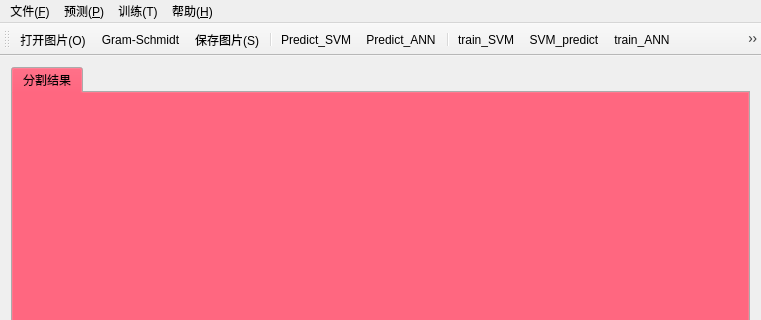
First picture: the form in mainwindow.ui, repository dszhengyu/lj, before the edit; both pictures show x 0 to 761 and y 0 to 320 of the 761 by 591 pixel window.
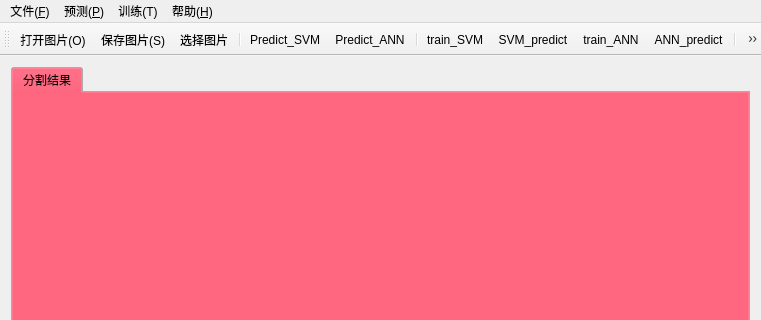
Second picture: the form after the edit. Icons and pictures are not drawn.

```diff
--- a/mainwindow.ui
+++ b/mainwindow.ui
@@ -187,8 +187,8 @@
     <bool>false</bool>
    </attribute>
    <addaction name="action"/>
-   <addaction name="actionGram_Schmidt"/>
    <addaction name="action_S"/>
+   <addaction name="action_2"/>
    <addaction name="separator"/>
    <addaction name="actionPredict_SVM"/>
    <addaction name="actionPredict_ANN"/>
@@ -198,6 +198,7 @@
    <addaction name="actionTrain_ANN"/>
    <addaction name="actionANN_predict"/>
    <addaction name="separator"/>
+   <addaction name="actionGram_Schmidt"/>
   </widget>
   <action name="action">
    <property name="icon">
@@ -322,6 +323,15 @@
     <string>Gram-Schmidt</string>
    </property>
   </action>
+  <action name="action_2">
+   <property name="icon">
+    <iconset resource="pic.qrc">
+     <normaloff>:/images/images/pictureSelection.png</normaloff>:/images/images/pictureSelection.png</iconset>
+   </property>
+   <property name="text">
+    <string>选择图片</string>
+   </property>
+  </action>
  </widget>
  <layoutdefault spacing="6" margin="11"/>
  <resources>
```
Left out of the diff: 3 changed lines with no effect on the pictures.
